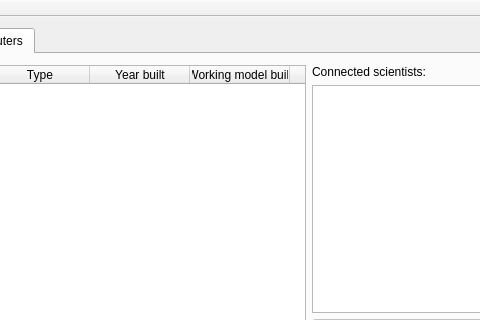
Before: the Qt Designer form computer_scientists_ui/mainwindow.ui in 2015-VLN1-Group-44/ComputerScientists_UI, drawn with Qt 5; both pictures show x 135 to 615 and y 0 to 320 of the 888 by 755 pixel window.
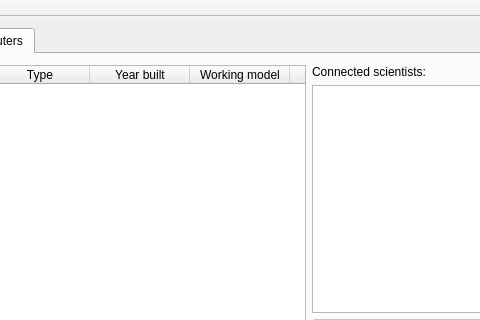
After: the same form once the commit is applied. The open tabs and pages were chosen to show the change.

Commit message: deactivate hnappa eftir notkun/tabflettingu

Diff of the .ui file:
```diff
--- a/computer_scientists_ui/mainwindow.ui
+++ b/computer_scientists_ui/mainwindow.ui
@@ -202,7 +202,7 @@
           </column>
           <column>
            <property name="text">
-            <string>Working model built</string>
+            <string>Working model</string>
            </property>
           </column>
           <column>
```
The commit also changes 2 other files.
